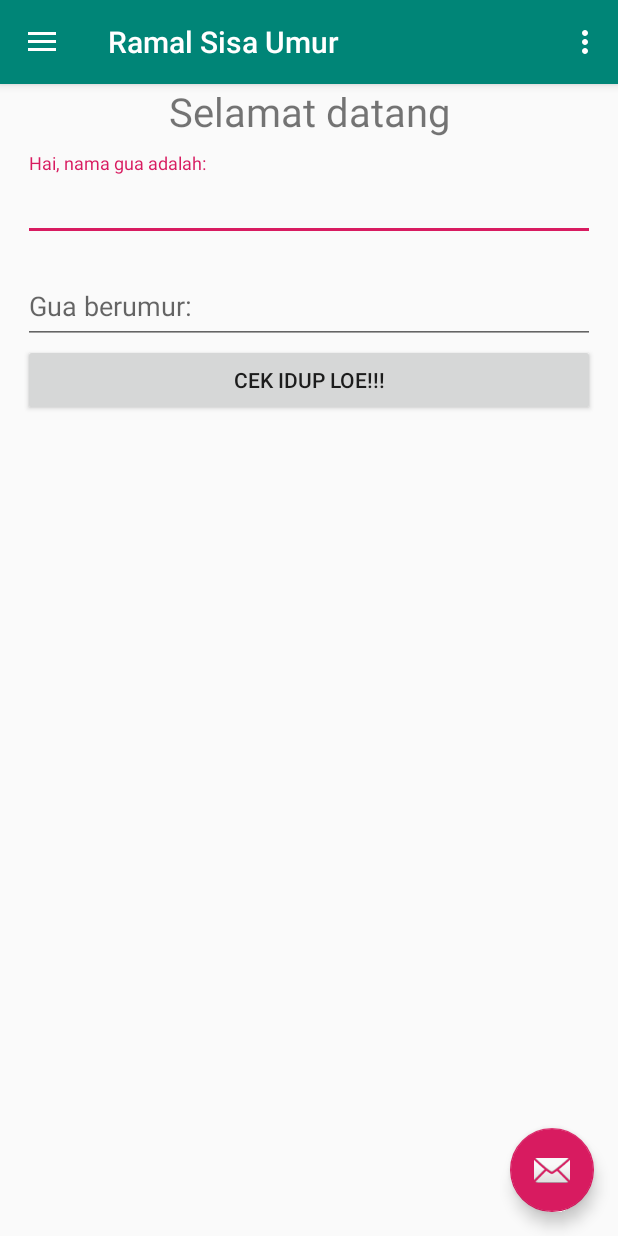
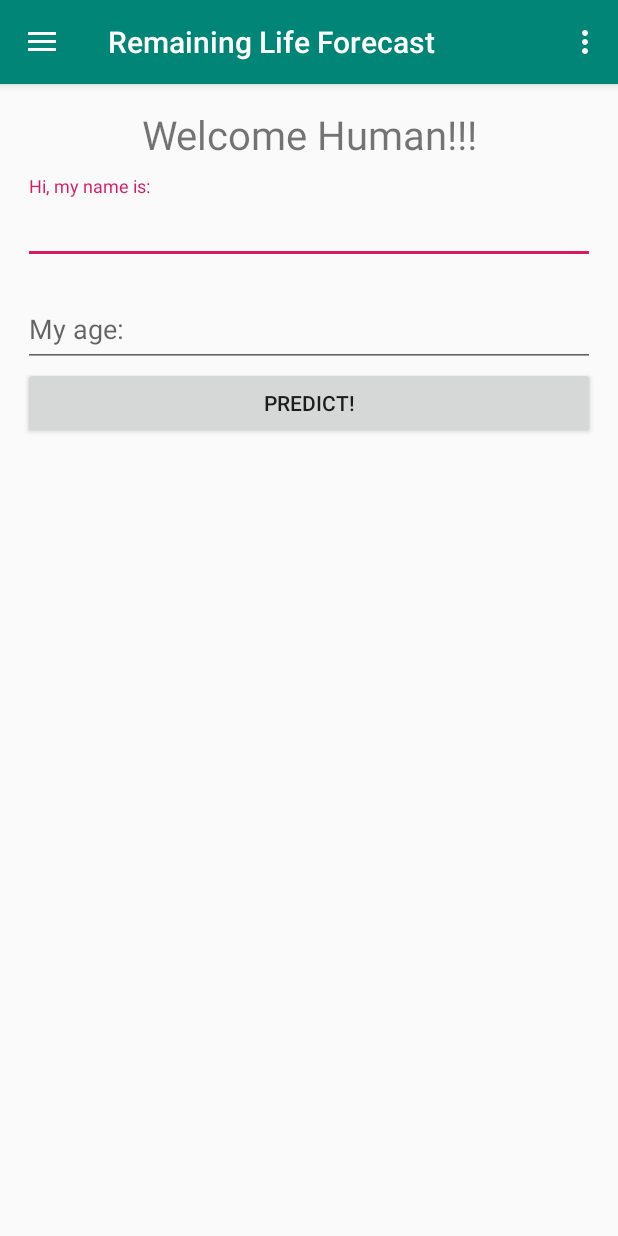
Before and after one commit to nandur93/ramal-sisa-umur, an Android app: the screen it shows after launch (MainActivity), on a phone screen of 412 x 824 dp. Run offline under Robolectric (Android 15) with nearby library versions, the phone set to English and light mode, and no system bars; our stand-ins replace AdMob.

Commit message:
version 1.1.1 build 3 https://bit.ly/RLFApp + Share dynamic bit.ly link + Organized navigation drawer + Add Indonesian translation + Clean code + Add admob banner + Move all string section to string resources + Improve share app - Hide FAB
Signed-off-by: nandur93 <nandang.dhe@gmail.com>

```diff
--- /dev/null
+++ b/app/src/main/res/drawable/ic_info_outline_black_24dp.xml
@@ -0,0 +1,9 @@
+<vector xmlns:android="http://schemas.android.com/apk/res/android"
+        android:width="24dp"
+        android:height="24dp"
+        android:viewportWidth="24.0"
+        android:viewportHeight="24.0">
+    <path
+        android:fillColor="#FF000000"
+        android:pathData="M11,17h2v-6h-2v6zM12,2C6.48,2 2,6.48 2,12s4.48,10 10,10 10,-4.48 10,-10S17.52,2 12,2zM12,20c-4.41,0 -8,-3.59 -8,-8s3.59,-8 8,-8 8,3.59 8,8 -3.59,8 -8,8zM11,9h2L13,7h-2v2z"/>
+</vector>
--- a/app/src/main/res/drawable/ic_menu_camera.xml
+++ /dev/null
@@ -1,12 +0,0 @@
-<vector xmlns:android="http://schemas.android.com/apk/res/android"
-    android:width="24dp"
-    android:height="24dp"
-    android:viewportWidth="24.0"
-    android:viewportHeight="24.0">
-    <path
-        android:fillColor="#FF000000"
-        android:pathData="M12,12m-3.2,0a3.2,3.2 0,1 1,6.4 0a3.2,3.2 0,1 1,-6.4 0" />
-    <path
-        android:fillColor="#FF000000"
-        android:pathData="M9,2L7.17,4H4c-1.1,0 -2,0.9 -2,2v12c0,1.1 0.9,2 2,2h16c1.1,0 2,-0.9 2,-2V6c0,-1.1 -0.9,-2 -2,-2h-3.17L15,2H9zm3,15c-2.76,0 -5,-2.24 -5,-5s2.24,-5 5,-5 5,2.24 5,5 -2.24,5 -5,5z" />
-</vector>
--- a/app/src/main/res/drawable/ic_menu_gallery.xml
+++ /dev/null
@@ -1,9 +0,0 @@
-<vector xmlns:android="http://schemas.android.com/apk/res/android"
-    android:width="24dp"
-    android:height="24dp"
-    android:viewportWidth="24.0"
-    android:viewportHeight="24.0">
-    <path
-        android:fillColor="#FF000000"
-        android:pathData="M22,16V4c0,-1.1 -0.9,-2 -2,-2H8c-1.1,0 -2,0.9 -2,2v12c0,1.1 0.9,2 2,2h12c1.1,0 2,-0.9 2,-2zm-11,-4l2.03,2.71L16,11l4,5H8l3,-4zM2,6v14c0,1.1 0.9,2 2,2h14v-2H4V6H2z" />
-</vector>
--- a/app/src/main/res/drawable/ic_menu_send.xml
+++ /dev/null
@@ -1,9 +0,0 @@
-<vector xmlns:android="http://schemas.android.com/apk/res/android"
-    android:width="24dp"
-    android:height="24dp"
-    android:viewportWidth="24.0"
-    android:viewportHeight="24.0">
-    <path
-        android:fillColor="#FF000000"
-        android:pathData="M2.01,21L23,12 2.01,3 2,10l15,2 -15,2z" />
-</vector>
--- a/app/src/main/res/drawable/ic_menu_slideshow.xml
+++ /dev/null
@@ -1,9 +0,0 @@
-<vector xmlns:android="http://schemas.android.com/apk/res/android"
-    android:width="24dp"
-    android:height="24dp"
-    android:viewportWidth="24.0"
-    android:viewportHeight="24.0">
-    <path
-        android:fillColor="#FF000000"
-        android:pathData="M4,6H2v14c0,1.1 0.9,2 2,2h14v-2H4V6zm16,-4H8c-1.1,0 -2,0.9 -2,2v12c0,1.1 0.9,2 2,2h12c1.1,0 2,-0.9 2,-2V4c0,-1.1 -0.9,-2 -2,-2zm-8,12.5v-9l6,4.5 -6,4.5z" />
-</vector>
--- a/app/src/main/res/layout/app_bar_main.xml
+++ b/app/src/main/res/layout/app_bar_main.xml
@@ -28,6 +28,7 @@
         android:layout_height="wrap_content"
         android:layout_gravity="bottom|end"
         android:layout_margin="@dimen/fab_margin"
+        android:visibility="gone"
         app:srcCompat="@android:drawable/ic_dialog_email" />
 
 </androidx.coordinatorlayout.widget.CoordinatorLayout>
--- a/app/src/main/res/layout/content_main.xml
+++ b/app/src/main/res/layout/content_main.xml
@@ -16,19 +16,40 @@
         android:paddingStart="15dp"
         android:paddingEnd="15dp">
 
+        <com.google.android.gms.ads.AdView
+            xmlns:ads="http://schemas.android.com/apk/res-auto"
+            android:id="@+id/adView"
+            android:layout_width="wrap_content"
+            android:layout_height="wrap_content"
+            android:layout_gravity="center_horizontal"
+            ads:adSize="BANNER"
+            ads:adUnitId="ca-app-pub-3940256099942544/6300978111">
+        </com.google.android.gms.ads.AdView>
+
+        <ScrollView
+            android:layout_width="match_parent"
+            android:layout_height="0dp"
+            android:layout_weight="1"
+            android:fillViewport="true"
+            android:layout_marginTop="15dip">
+
+            <LinearLayout
+                android:layout_width="match_parent"
+                android:layout_height="wrap_content"
+                android:orientation="vertical">
+
                 <TextView
-            android:id="@+id/textViewWelcome"
                     android:layout_width="match_parent"
                     android:layout_height="wrap_content"
                     android:gravity="center"
-            android:text="Selamat datang"
+                    android:text="@string/textview_welcome"
                     android:textSize="12pt"/>
 
                 <com.google.android.material.textfield.TextInputLayout
                     android:paddingTop="10dip"
                     android:layout_width="match_parent"
                     android:layout_height="wrap_content"
-            android:hint="Hai, nama gua adalah:">
+                    android:hint="@string/hint_my_name">
 
                     <com.google.android.material.textfield.TextInputEditText
                         android:id="@+id/TextInputName"
@@ -43,7 +64,7 @@
                     android:paddingTop="10dip"
                     android:layout_width="match_parent"
                     android:layout_height="wrap_content"
-            android:hint="Gua berumur:">
+                    android:hint="@string/hint_my_age">
 
                     <com.google.android.material.textfield.TextInputEditText
                         android:id="@+id/TextInputUsia"
@@ -57,7 +78,7 @@
                     android:id="@+id/buttonCheck"
                     android:layout_width="match_parent"
                     android:layout_height="wrap_content"
-            android:text="Cek idup loe!!!" />
+                    android:text="@string/button_check" />
 
                 <TextView
                     android:id="@+id/textViewResult"
@@ -65,6 +86,7 @@
                     android:layout_height="wrap_content"
                     android:text=""
                     android:textSize="12pt"/>
-
+            </LinearLayout>
+        </ScrollView>
     </LinearLayout>
 </androidx.coordinatorlayout.widget.CoordinatorLayout>
--- a/app/src/main/res/layout/nav_header_main.xml
+++ b/app/src/main/res/layout/nav_header_main.xml
@@ -13,7 +13,6 @@
     android:theme="@style/ThemeOverlay.AppCompat.Dark">
 
     <ImageView
-        android:id="@+id/imageView"
         android:layout_width="wrap_content"
         android:layout_height="wrap_content"
         android:contentDescription="@string/nav_header_desc"
@@ -28,9 +27,8 @@
         android:textAppearance="@style/TextAppearance.AppCompat.Body1" />
 
     <TextView
-        android:id="@+id/textView"
         android:layout_width="wrap_content"
         android:layout_height="wrap_content"
-        android:text="@string/nav_header_subtitle" />
+        android:text="@string/nav_header_subtitle_mail" />
 
 </LinearLayout>
--- a/app/src/main/res/menu/activity_main_drawer.xml
+++ b/app/src/main/res/menu/activity_main_drawer.xml
@@ -5,33 +5,25 @@
 
     <group android:checkableBehavior="single">
         <item
-            android:id="@+id/nav_home"
-            android:icon="@drawable/ic_menu_camera"
-            android:title="@string/menu_home" />
-        <item
-            android:id="@+id/nav_gallery"
-            android:icon="@drawable/ic_menu_gallery"
-            android:title="@string/menu_gallery" />
-        <item
-            android:id="@+id/nav_slideshow"
-            android:icon="@drawable/ic_menu_slideshow"
-            android:title="@string/menu_slideshow" />
-        <item
             android:id="@+id/nav_tools"
             android:icon="@drawable/ic_menu_manage"
-            android:title="@string/menu_tools" />
+            android:title="@string/action_settings" />
     </group>
 
-    <item android:title="Communicate">
+    <item android:title="@string/menu_title_communicate">
         <menu>
             <item
                 android:id="@+id/nav_share"
                 android:icon="@drawable/ic_menu_share"
                 android:title="@string/menu_share" />
+        </menu>
+    </item>
+
+    <item android:title="@string/version_title">
+        <menu>
             <item
-                android:id="@+id/nav_send"
-                android:icon="@drawable/ic_menu_send"
-                android:title="@string/menu_send" />
+                android:id="@+id/nav_version_name"
+                android:title="@string/version_summary" />
         </menu>
     </item>
 
--- a/app/src/main/res/values-v21/strings.xml
+++ /dev/null
@@ -1,4 +0,0 @@
-<?xml version="1.0" encoding="utf-8"?>
-<resources>
-    <string name="share">Share</string>
-</resources>
--- a/app/src/main/res/values-v21/styles.xml
+++ /dev/null
@@ -1,8 +0,0 @@
-<resources>
-
-    <style name="AppTheme.NoActionBar">
-        <item name="windowActionBar">false</item>
-        <item name="windowNoTitle">true</item>
-        <item name="android:statusBarColor">@android:color/transparent</item>
-    </style>
-</resources>
--- a/app/src/main/res/values/strings.xml
+++ b/app/src/main/res/values/strings.xml
@@ -1,19 +1,14 @@
 <resources>
-    <string name="app_name">Ramal Sisa Umur</string>
+    <string name="app_name">Remaining Life Forecast</string>
     <string name="navigation_drawer_open">Open navigation drawer</string>
     <string name="navigation_drawer_close">Close navigation drawer</string>
-    <string name="nav_header_title">Nandur93 Studio</string>
-    <string name="nav_header_subtitle">nandang.dhe@gmail.com</string>
-    <string name="nav_header_desc">Navigation header</string>
+    <string name="nav_header_title" translatable="false">Nandur93 Studio</string>
+    <string name="nav_header_subtitle_mail" translatable="false">nandang.dhe@gmail.com</string>
+    <string name="nav_header_desc" translatable="false">Navigation header</string>
     <string name="action_settings">Settings</string>
 
-    <string name="menu_home">Home</string>
-    <string name="menu_gallery">Gallery</string>
-    <string name="menu_slideshow">Slideshow</string>
-    <string name="menu_tools">Tools</string>
     <string name="menu_share">Share</string>
     <string name="menu_send">Send</string>
-    <string name="title_activity_settings">Settings</string>
 
     <!-- Preference Titles -->
     <string name="about_header">About</string>
@@ -21,20 +16,34 @@
     <string name="help_header">Help</string>
 
     <!-- About Preferences -->
-    <string name="about_summary">This age and death prediction is a Prank (just for fun only). Developed by Nandur93 Studio - Karawang, Indonesia</string>
+    <string name="about_summary">Remaining Life Forecast is an application that can accurately predict the rest of human life based on name and age and the cause of death.\nDeveloped by Nandur93 Studio - Karawang, Indonesia.</string>
 
     <!-- Update Preferences -->
     <string name="update_title">Check for update</string>
-    <string name="update_summary">Tap here to check for update</string>
 
     <!-- Feedback Preferences -->
     <string name="feedback_title">Feedback</string>
-    <string name="feedback_summary">Report technical issues or suggest new features</string>
     <string name="choose_email_client">Choose Email Client</string>
     <string name="feedback_body">Feedback for</string>
 
     <!-- Version Preferences -->
     <string name="version_title">Version</string>
-    <string name="version_summary">1.0.0</string>
+    <string name="version_summary" translatable="false">1.0.0</string>
+    <string name="button_check">Predict!</string>
+    <string name="hint_my_age">My age:</string>
+    <string name="hint_my_name">Hi, my name is:</string>
+    <string name="textview_welcome">Welcome Human!!!</string>
+    <string name="toast_empty_nameage">Name or age cannot be empty</string>
+    <string name="toast_name_limit">Name of at least 2 characters</string>
+    <string name="predict_pattern">Hi {0}, your remaining life is {1} year. You will die {2}.</string>
+    <string name="update_summary">Tap here to check for updates</string>
+    <string name="feedback_summary">Report technical issues or suggest new features</string>
+    <string name="menu_title_communicate">Communicate</string>
+    <string name="bitly_share" translatable="false">https://bit.ly/</string>
+    <string name="bitly_dynamic" translatable="false">RLFApp</string>
+    <string name="build_title" translatable="false">Build</string>
+    <string name="update_xml_resource" translatable="false">https://raw.githubusercontent.com/nandur93/ramal-sisa-umur/master/update-changelog.xml</string>
+    <string name="pattern_mailbody">\n\n-----------------------------\nPlease do not delete this section\nDevice OS: Android\nDevice OS version: {0}\nApp Version: {1}\nDevice Brand: {2}\nDevice Model: {3}\nDevice Manufacturer: {4}</string>
+    <string name="hashtag" translatable="false">#RLFApp, #RSUApp, #AgePrediction</string>
 
 </resources>
```
Also changed, not shown: app/build.gradle (+34 -2 lines), app/src/main/AndroidManifest.xml (+14 -2 lines), app/src/main/java/com/nandur/ramalumur/MainActivity.java (+56 -21 lines), app/src/main/java/com/nandur/ramalumur/SettingsActivity.java (+12 -8 lines), app/src/main/res/drawable/messages.xml (deleted, +0 -9 lines), app/src/main/res/drawable/sync.xml (deleted, +0 -9 lines), 1 other file. Lines whose indentation alone changed are shown as unchanged.
